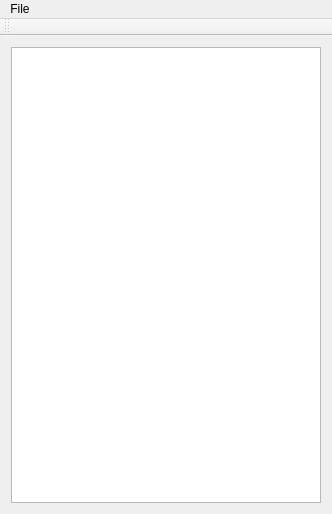
Above: plotter.ui from maratnek/top-words before the change. Below: the same form after it.
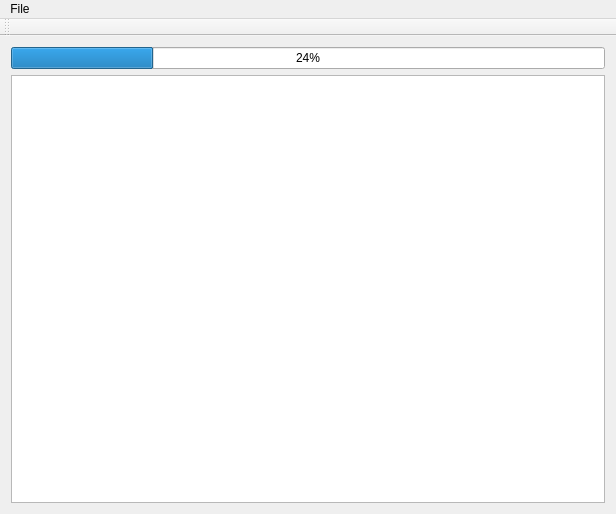
That is the form after the change. Icons and pictures are not drawn.

```diff
--- a/plotter.ui
+++ b/plotter.ui
@@ -9,7 +9,7 @@
    <rect>
     <x>0</x>
     <y>0</y>
-    <width>332</width>
+    <width>616</width>
     <height>514</height>
    </rect>
   </property>
@@ -23,18 +23,29 @@
    <string>Plotter</string>
   </property>
   <widget class="QWidget" name="centralWidget">
+   <layout class="QVBoxLayout" name="verticalLayout">
+    <item>
+     <widget class="QProgressBar" name="progressBar">
+      <property name="value">
+       <number>24</number>
+      </property>
+     </widget>
+    </item>
+    <item>
    <layout class="QHBoxLayout" name="horizontalLayout">
     <item>
      <widget class="QListWidget" name="listWidget"/>
     </item>
    </layout>
+    </item>
+   </layout>
   </widget>
   <widget class="QMenuBar" name="menuBar">
    <property name="geometry">
     <rect>
      <x>0</x>
      <y>0</y>
-     <width>332</width>
+     <width>616</width>
      <height>21</height>
     </rect>
    </property>
```
Lines whose indentation alone changed are shown as unchanged.
